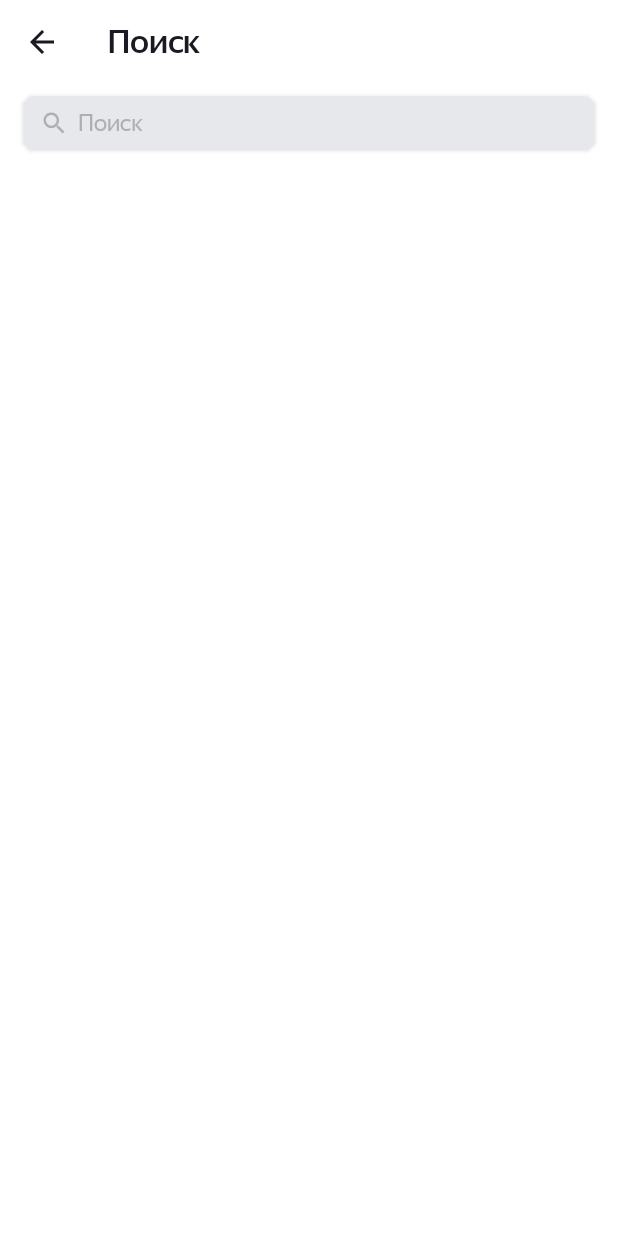
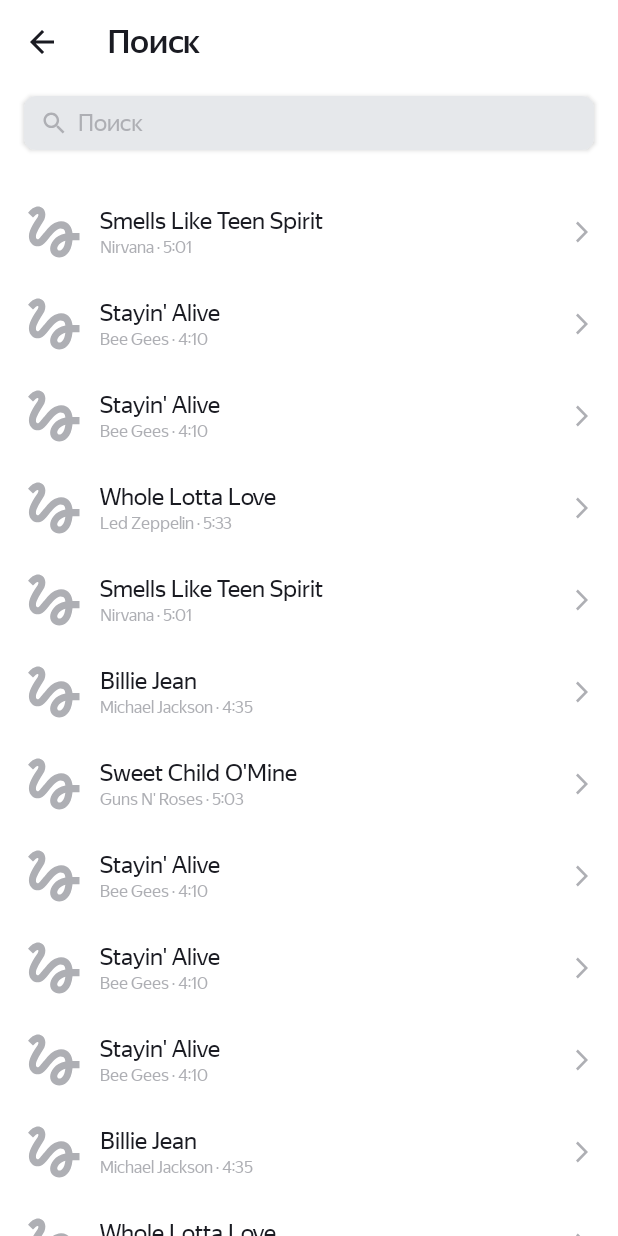
Before and after one commit to Secur1ty-21/PlaylistMaker, an Android app: the SearchActivity screen opened directly, with no data from a screen before it, on a phone screen of 412 x 824 dp. Run offline under Robolectric (Android 15) with nearby library versions, the phone set to English and light mode, and no system bars; pictures from the network do not load.

Commit message:
step 3 #1

```diff
--- a/app/build.gradle
+++ b/app/build.gradle
@@ -38,6 +38,8 @@ dependencies {
     implementation 'androidx.appcompat:appcompat:1.5.1'
     implementation 'com.google.android.material:material:1.7.0'
     implementation 'androidx.constraintlayout:constraintlayout:2.1.4'
+    implementation 'com.github.bumptech.glide:glide:4.14.2'
+    annotationProcessor 'com.github.bumptech.glide:compiler:4.14.2'
     testImplementation 'junit:junit:4.13.2'
     androidTestImplementation 'androidx.test.ext:junit:1.1.4'
     androidTestImplementation 'androidx.test.espresso:espresso-core:3.5.0'
--- a/app/src/main/AndroidManifest.xml
+++ b/app/src/main/AndroidManifest.xml
@@ -1,6 +1,8 @@
 <?xml version="1.0" encoding="utf-8"?>
 <manifest xmlns:android="http://schemas.android.com/apk/res/android"
     xmlns:tools="http://schemas.android.com/tools">
+
+    <uses-permission android:name="android.permission.INTERNET"/>
 
     <queries>
         <intent>
--- a/app/src/main/java/ru/yamost/playlistmaker/SearchActivity.kt
+++ b/app/src/main/java/ru/yamost/playlistmaker/SearchActivity.kt
@@ -9,7 +9,10 @@ import android.view.View
 import android.view.inputmethod.InputMethodManager
 import android.widget.EditText
 import android.widget.ImageButton
+import androidx.recyclerview.widget.RecyclerView
 import com.google.android.material.appbar.MaterialToolbar
+import ru.yamost.playlistmaker.adapter.TrackListAdapter
+import ru.yamost.playlistmaker.model.Track
 
 class SearchActivity : AppCompatActivity() {
 
@@ -53,6 +56,9 @@ class SearchActivity : AppCompatActivity() {
             searchInputText = ""
             inputManager?.hideSoftInputFromWindow(searchEditText.windowToken, 0)
         }
+
+        val trackList = findViewById<RecyclerView>(R.id.track_list)
+        trackList.adapter = TrackListAdapter(getMockTrackList())
     }
 
     override fun onRestoreInstanceState(savedInstanceState: Bundle) {
@@ -68,4 +74,40 @@ class SearchActivity : AppCompatActivity() {
         super.onSaveInstanceState(outState)
         outState.putString(SEARCH_INPUT_TEXT, searchInputText)
     }
+
+    private fun getMockTrackList(): List<Track> {
+        val trackList = listOf(
+            Track(
+                trackName = "Smells Like Teen Spirit",
+                artistName = "Nirvana",
+                trackTime = "5:01",
+                artworkUrl100 = "https://is5-ssl.mzstatic.com/image/thumb/Music115/v4/7b/58/c2/7b58c21a-2b51-2bb2-e59a-9bb9b96ad8c3/00602567924166.rgb.jpg/100x100bb.jpg"
+            ),
+            Track(
+                trackName = "Billie Jean",
+                artistName = "Michael Jackson",
+                trackTime = "4:35",
+                artworkUrl100 = "https://is5-ssl.mzstatic.com/image/thumb/Music125/v4/3d/9d/38/3d9d3811-71f0-3a0e-1ada-3004e56ff852/827969428726.jpg/100x100bb.jpg"
+            ),
+            Track(
+                trackName = "Stayin' Alive",
+                artistName = "Bee Gees",
+                trackTime = "4:10",
+                artworkUrl100 = "https://is4-ssl.mzstatic.com/image/thumb/Music115/v4/1f/80/1f/1f801fc1-8c0f-ea3e-d3e5-387c6619619e/16UMGIM86640.rgb.jpg/100x100bb.jpg"
+            ),
+            Track(
+                trackName = "Whole Lotta Love",
+                artistName = "Led Zeppelin",
+                trackTime = "5:33",
+                artworkUrl100 = "https://is2-ssl.mzstatic.com/image/thumb/Music62/v4/7e/17/e3/7e17e33f-2efa-2a36-e916-7f808576cf6b/mzm.fyigqcbs.jpg/100x100bb.jpg"
+            ),
+            Track(
+                trackName = "Sweet Child O'Mine",
+                artistName = "Guns N' Roses",
+                trackTime = "5:03",
+                artworkUrl100 = "https://is5-ssl.mzstatic.com/image/thumb/Music125/v4/a0/4d/c4/a04dc484-03cc-02aa-fa82-5334fcb4bc16/18UMGIM24878.rgb.jpg/100x100bb.jpg"
+            )
+        )
+        return List(100) { trackList.random() }
+    }
 }
--- /dev/null
+++ b/app/src/main/java/ru/yamost/playlistmaker/adapter/TrackListAdapter.kt
@@ -0,0 +1,52 @@
+package ru.yamost.playlistmaker.adapter
+
+import android.view.LayoutInflater
+import android.view.ViewGroup
+import android.widget.ImageView
+import android.widget.TextView
+import androidx.recyclerview.widget.RecyclerView
+import com.bumptech.glide.Glide
+import com.bumptech.glide.load.resource.bitmap.RoundedCorners
+import ru.yamost.playlistmaker.R
+import ru.yamost.playlistmaker.model.Track
+
+class TrackListAdapter(
+    private val trackList: List<Track>
+) : RecyclerView.Adapter<TrackListAdapter.TrackListViewHolder>() {
+
+    class TrackListViewHolder(parentView: ViewGroup) : RecyclerView.ViewHolder(
+        LayoutInflater.from(parentView.context)
+            .inflate(R.layout.item_track, parentView, false)
+    ) {
+
+        private val coverTrack: ImageView = itemView.findViewById(R.id.cover_track)
+        private val trackName: TextView = itemView.findViewById(R.id.title_track)
+        private val subtitleTrack: TextView = itemView.findViewById(R.id.subtitle_track)
+
+        fun bind(track: Track) {
+            itemView.setOnClickListener { }
+            Glide.with(itemView)
+                .load(track.artworkUrl100)
+                .placeholder(R.drawable.ic_track_placeholder)
+                .centerCrop()
+                .transform(RoundedCorners(2))
+                .into(coverTrack)
+            trackName.text = track.trackName
+            subtitleTrack.text = itemView.context.getString(
+                R.string.subtitle_of_track,
+                track.artistName,
+                track.trackTime
+            )
+        }
+    }
+
+    override fun onCreateViewHolder(parent: ViewGroup, viewType: Int): TrackListViewHolder {
+        return TrackListViewHolder(parent)
+    }
+
+    override fun getItemCount() = trackList.size
+
+    override fun onBindViewHolder(holder: TrackListViewHolder, position: Int) {
+        holder.bind(trackList[position])
+    }
+}
--- /dev/null
+++ b/app/src/main/java/ru/yamost/playlistmaker/model/Track.kt
@@ -0,0 +1,8 @@
+package ru.yamost.playlistmaker.model
+
+data class Track(
+    val trackName: String,
+    val artistName: String,
+    val trackTime: String,
+    val artworkUrl100: String
+)
--- /dev/null
+++ b/app/src/main/res/drawable/ic_track_placeholder.xml
@@ -0,0 +1,13 @@
+<vector xmlns:android="http://schemas.android.com/apk/res/android"
+    android:width="45dp"
+    android:height="45dp"
+    android:viewportWidth="45"
+    android:viewportHeight="45">
+  <group>
+    <clip-path
+        android:pathData="M0,0h45v45h-45z"/>
+    <path
+        android:pathData="M8.606,12.919C9.919,11.587 11.231,10.387 11.813,10.631C12.75,11.006 11.813,12.563 11.25,13.481C10.781,14.269 5.887,20.775 5.887,25.313C5.887,27.712 6.787,29.7 8.4,30.9C9.806,31.95 11.663,32.269 13.35,31.763C15.356,31.181 17.006,29.138 19.087,26.569C21.356,23.775 24.394,20.119 26.737,20.119C29.794,20.119 29.831,22.013 30.038,23.475C22.95,24.675 19.95,30.356 19.95,33.544C19.95,36.731 22.65,39.338 25.969,39.338C29.025,39.338 34.013,36.844 34.763,27.9H39.375V23.212H34.744C34.463,20.119 32.7,15.337 27.188,15.337C22.969,15.337 19.35,18.919 17.925,20.663C16.837,22.031 14.063,25.313 13.631,25.763C13.163,26.325 12.356,27.337 11.55,27.337C10.706,27.337 10.2,25.781 10.875,23.737C11.531,21.694 13.5,18.375 14.344,17.138C15.806,15 16.781,13.538 16.781,10.988C16.781,6.919 13.706,5.625 12.075,5.625C9.6,5.625 7.444,7.5 6.975,7.969C6.3,8.644 5.737,9.206 5.325,9.712L8.606,12.919ZM26.025,34.781C25.444,34.781 24.638,34.294 24.638,33.431C24.638,32.306 26.006,29.306 30.019,28.256C29.456,33.3 27.337,34.781 26.025,34.781Z"
+        android:fillColor="#AEAFB4"/>
+  </group>
+</vector>
--- a/app/src/main/res/layout/activity_search.xml
+++ b/app/src/main/res/layout/activity_search.xml
@@ -67,4 +67,13 @@
         </FrameLayout>
     </androidx.cardview.widget.CardView>
 
+    <androidx.recyclerview.widget.RecyclerView
+        android:id="@+id/track_list"
+        android:layout_width="match_parent"
+        android:layout_height="match_parent"
+        android:layout_marginTop="24dp"
+        android:orientation="vertical"
+        app:layoutManager="androidx.recyclerview.widget.LinearLayoutManager"
+        tools:listitem="@layout/item_track" />
+
 </LinearLayout>
--- /dev/null
+++ b/app/src/main/res/layout/item_track.xml
@@ -0,0 +1,60 @@
+<?xml version="1.0" encoding="utf-8"?>
+<LinearLayout xmlns:android="http://schemas.android.com/apk/res/android"
+    xmlns:app="http://schemas.android.com/apk/res-auto"
+    xmlns:tools="http://schemas.android.com/tools"
+    android:layout_width="match_parent"
+    android:layout_height="wrap_content"
+    android:background="?attr/selectableItemBackground"
+    android:orientation="horizontal"
+    android:paddingVertical="8dp">
+
+    <ImageView
+        android:id="@+id/cover_track"
+        android:layout_width="45dp"
+        android:layout_height="45dp"
+        android:layout_marginStart="13dp"
+        android:contentDescription="@string/image_cover_track_description"
+        tools:src="@drawable/ic_track_placeholder" />
+
+    <LinearLayout
+        android:layout_width="wrap_content"
+        android:layout_height="wrap_content"
+        android:layout_gravity="center_vertical"
+        android:layout_marginStart="8dp"
+        android:orientation="vertical">
+
+        <TextView
+            android:id="@+id/title_track"
+            style="@style/SmallText"
+            android:layout_width="wrap_content"
+            android:layout_height="wrap_content"
+            android:ellipsize="end"
+            android:maxLines="1"
+            android:textColor="?attr/primaryTextColor"
+            tools:text="Yesterday (Remastered 2009)" />
+
+        <TextView
+            android:id="@+id/subtitle_track"
+            style="@style/SmallText"
+            android:layout_width="wrap_content"
+            android:layout_height="wrap_content"
+            android:layout_marginTop="1dp"
+            android:textColor="?attr/subtitleTrackTextColor"
+            android:textSize="@dimen/text_subtitle_size"
+            tools:text="The Beatles · 2:55" />
+    </LinearLayout>
+
+    <FrameLayout
+        android:layout_width="match_parent"
+        android:layout_height="match_parent">
+
+        <ImageView
+            android:layout_width="wrap_content"
+            android:layout_height="wrap_content"
+            android:layout_gravity="center_vertical|end"
+            android:layout_marginEnd="12dp"
+            android:contentDescription="@string/ic_forward"
+            android:src="@drawable/ic_arrow_forward"
+            app:tint="?attr/primaryIconTint" />
+    </FrameLayout>
+</LinearLayout>
--- a/app/src/main/res/values-night/themes.xml
+++ b/app/src/main/res/values-night/themes.xml
@@ -24,9 +24,10 @@
         <item name="toolbarTextColorMain">@color/yp_white</item>
         <item name="primaryTextColor">@color/yp_white</item>
         <item name="screenBackgroundColor">@color/yp_black</item>
-        <item name="primaryIconTint">@color/white</item>
+        <item name="primaryIconTint">@color/yp_white</item>
         <item name="primaryHintColor">@color/yp_black</item>
         <item name="searchEditTextBackgroundColor">@color/yp_white</item>
         <item name="searchEditTextIconTint">@color/yp_black</item>
+        <item name="subtitleTrackTextColor">@color/yp_white</item>
     </style>
 </resources>
--- a/app/src/main/res/values/attr.xml
+++ b/app/src/main/res/values/attr.xml
@@ -10,4 +10,5 @@
     <attr name="primaryHintColor" format="reference"/>
     <attr name="searchEditTextBackgroundColor" format="reference"/>
     <attr name="searchEditTextIconTint" format="reference"/>
+    <attr name="subtitleTrackTextColor" format="reference"/>
 </resources>
--- a/app/src/main/res/values/dimens.xml
+++ b/app/src/main/res/values/dimens.xml
@@ -11,5 +11,6 @@
     <dimen name="content_padding_horizontal">16dp</dimen>
     <dimen name="text_medium_size">22sp</dimen>
     <dimen name="text_regular_size">16sp</dimen>
+    <dimen name="text_subtitle_size">11sp</dimen>
     <dimen name="margin_from_toolbar">24dp</dimen>
 </resources>
--- a/app/src/main/res/values/strings.xml
+++ b/app/src/main/res/values/strings.xml
@@ -17,7 +17,10 @@
     <string name="support_email_subject">Сообщение разработчикам и разработчицам приложения Playlist Maker</string>
     <string name="support_email_text">Спасибо разработчикам и разработчицам за крутое приложение!</string>
     <string name="support_email" translatable="false">cdarius21@yandex.ru</string>
+    <string name="subtitle_of_track" translatable="false">%s · %s</string>
     <!--Support assistant-->
     <string name="button_back_description">Назад</string>
     <string name="button_clear_description">Очистить</string>
+    <string name="image_cover_track_description">Обложка трэка</string>
+    <string name="ic_forward">Стрелка вперед</string>
 </resources>
--- a/app/src/main/res/values/themes.xml
+++ b/app/src/main/res/values/themes.xml
@@ -28,5 +28,6 @@
         <item name="primaryHintColor">@color/yp_text_gray</item>
         <item name="searchEditTextBackgroundColor">@color/yp_light_gray</item>
         <item name="searchEditTextIconTint">@color/yp_text_gray</item>
+        <item name="subtitleTrackTextColor">@color/yp_text_gray</item>
     </style>
 </resources>
```
Also changed, not shown: 1 other file.
